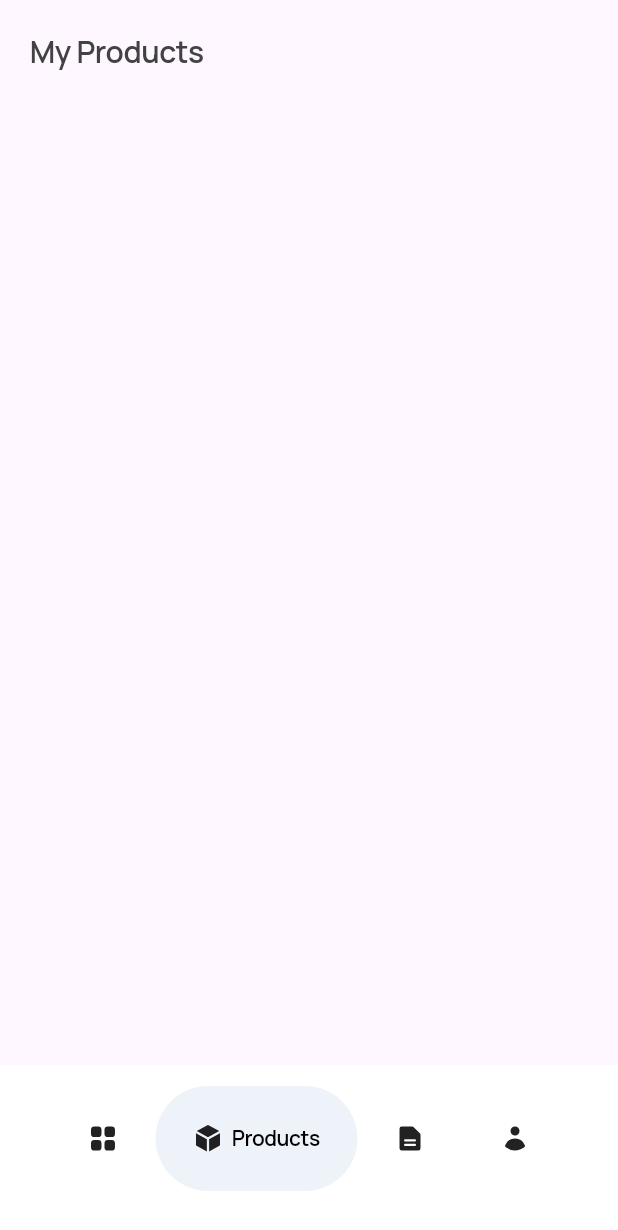
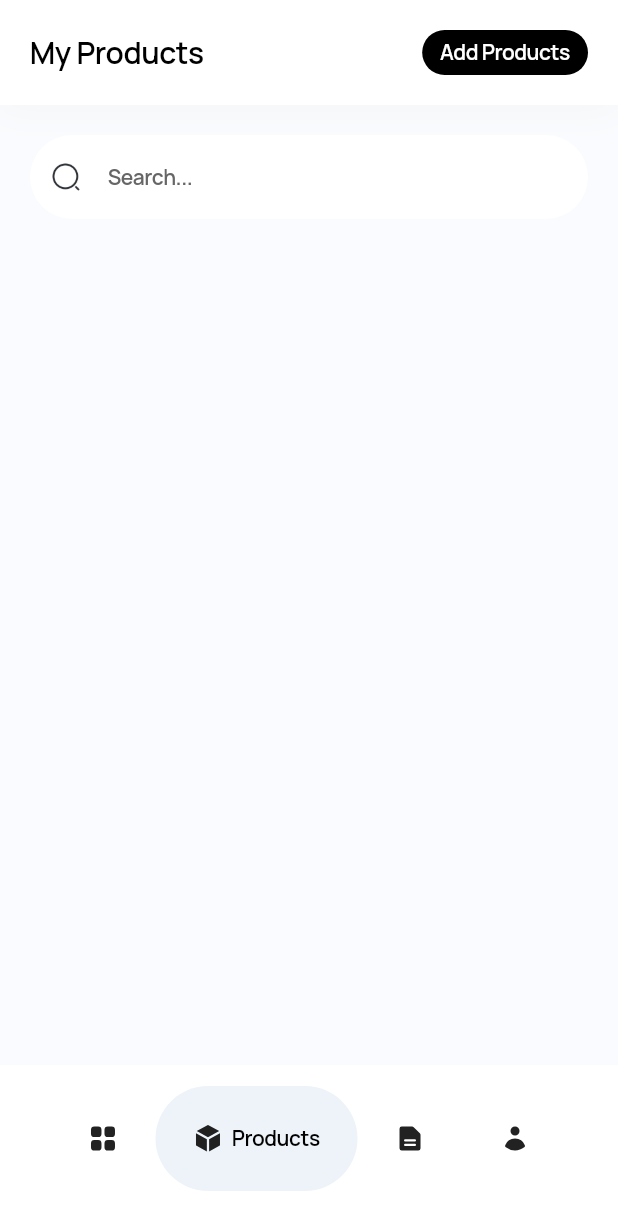
Before and after one commit to funflutter/admin_new, a Flutter app: the screen it shows after launch, item 2 of the bottom bar chosen, on a phone screen of 412 x 824 dp. Shown: the top 1230 px of the screen. Run offline on Flutter 3.47's test engine with Material 3 defaults, Android fonts, the phone set to English and light mode, and no system bars; drawn by our look-alikes of google_nav_bar; our stand-ins replace dropdown_button2, flutter_svg, google_fonts, heroicons, percent_indicator.

Commit message:
product screen design

```diff
--- a/lib/components/custom_app_bar.dart
+++ b/lib/components/custom_app_bar.dart
@@ -62,11 +62,9 @@ class CustomAppBar extends StatelessWidget {
                     secondIcon != null ? _icons(secondIcon) : SizedBox(),
                     buttonText != null
                         ? CustomButton(
-
                             onTap: () {},
                             text: buttonText ?? '',
-                            height: 36,
-                            width: 70,
+                            height: 30,
                             color: Colors.black,
                             textColor: Colors.white,
                             style: AppFonts.Medium18(Colors.black),
--- a/lib/components/custom_button.dart
+++ b/lib/components/custom_button.dart
@@ -40,10 +40,13 @@ class CustomButton extends StatelessWidget {
         child: Row(
           children: [
             // icon != null ? icon : SizedBox(),
-            Center(
-              child: Text(
-                text,
-                style: AppFonts.Medium14(textColor),
+            Padding(
+              padding: const EdgeInsets.symmetric(horizontal: 12.0),
+              child: Center(
+                child: Text(
+                  text,
+                  style: AppFonts.Medium14(textColor),
+                ),
               ),
             ),
           ],
--- a/lib/pages/bottom_nav_control.dart
+++ b/lib/pages/bottom_nav_control.dart
@@ -1,8 +1,8 @@
 import 'package:admin_ecom/components/bottom_nav_bar.dart';
-import 'package:admin_ecom/pages/my_products.dart';
 import 'package:admin_ecom/pages/dashboard_screen.dart';
 import 'package:admin_ecom/pages/my_history.dart';
 import 'package:admin_ecom/pages/my_profile.dart';
+import 'package:admin_ecom/pages/product_screen.dart';
 import 'package:flutter/material.dart';
 
 class BottomNavControl extends StatefulWidget {
@@ -25,7 +25,7 @@ class _BottomNavControlState extends State<BottomNavControl> {
   // pages to display
   final List<Widget> _pages = [
     DashboardScreen(),
-    MyProducts(),
+    ProductScreen(),
     MyHistory(),
     MyProfile()
   ];
--- /dev/null
+++ b/lib/pages/product_screen.dart
@@ -0,0 +1,85 @@
+import 'package:admin_ecom/components/custom_app_bar.dart';
+import 'package:admin_ecom/responsive.dart';
+import 'package:admin_ecom/theme/global_font.dart';
+import 'package:flutter/material.dart';
+
+class ProductScreen extends StatefulWidget {
+  const ProductScreen({super.key});
+
+  @override
+  State<ProductScreen> createState() => _ProductScreenState();
+}
+
+class _ProductScreenState extends State<ProductScreen> {
+  List<String> filterList = [
+    'All',
+    'Earings',
+    'Bangles',
+    'Chains',
+  ];
+  @override
+  Widget build(BuildContext context) {
+    height = MediaQuery.sizeOf(context).height;
+    width = MediaQuery.sizeOf(context).width;
+    return Builder(builder: (context) {
+      return SafeArea(
+        child: Scaffold(
+          backgroundColor: Color(0xffF9FBFE),
+          body: Column(
+            children: [
+              CustomAppBar(
+                secondText: 'My Products',
+                buttonText: 'Add Products',
+              ),
+              Padding(
+                padding: const EdgeInsets.all(20.0),
+                child: Column(
+                  children: [
+                    TextFormField(
+                      decoration: InputDecoration(
+                        prefixIcon: SizedBox(
+                          height: 20,
+                          width: 20,
+                          child: Center(
+                            child: Image.asset(
+                              'assets/png/search.png',
+                              height: 20,
+                              width: 20,
+                            ),
+                          ),
+                        ),
+                        hintText: 'Search...',
+                        hintStyle: AppFonts.Medium14(Color(0xff666666)),
+                        fillColor: Colors.white,
+                        filled: true,
+                        enabledBorder: OutlineInputBorder(
+                            borderSide: BorderSide(color: Colors.transparent),
+                            borderRadius: BorderRadius.circular(100.0)),
+                        focusedBorder: OutlineInputBorder(
+                            borderSide: BorderSide(color: Colors.transparent),
+                            borderRadius: BorderRadius.circular(100.0)),
+                      ),
+                    ),
+                    SizedBox(height: 16),
+                    SizedBox(
+                      height: 40,
+                      child: ListView.builder(
+                        itemCount: filterList.length,
+                        itemBuilder: (context, index) {
+                          return Container(
+                            decoration: BoxDecoration(
+                                borderRadius: BorderRadius.circular(16)),
+                          );
+                        },
+                      ),
+                    ),
+                  ],
+                ),
+              ),
+            ],
+          ),
+        ),
+      );
+    });
+  }
+}
```
Also changed, not shown: assets/png/search.png (added).
